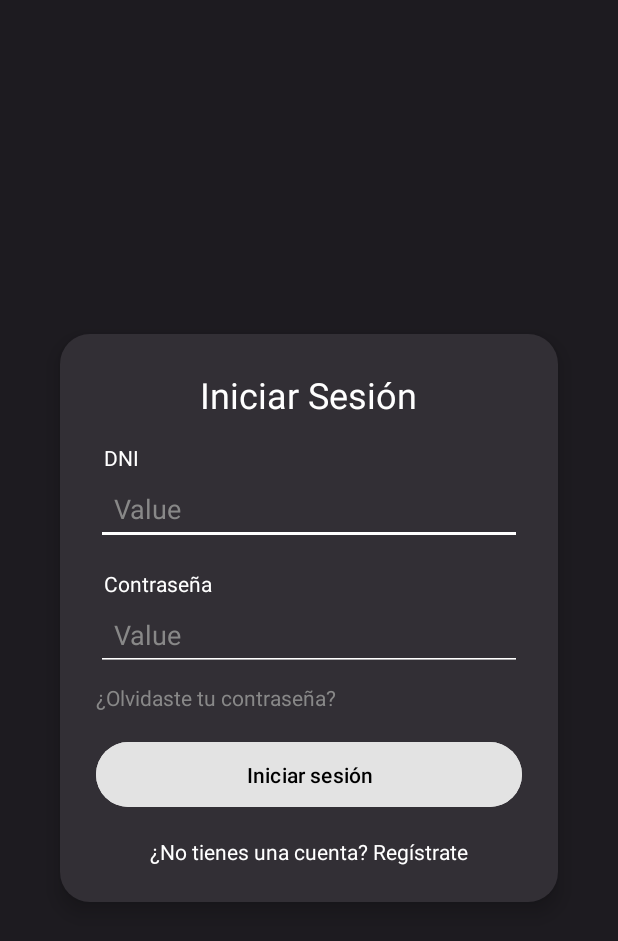
After one commit to YeicotJJ/HackatonComercio2024, an Android app: the SingIn screen opened directly, with no data from a screen before it, on a phone screen of 412 x 824 dp. The commit adds this screen. Shown: the top 941 px of the screen. Run offline under Robolectric (Android 15) with nearby library versions, the phone set to English and light mode, and no system bars; 1 statement that could not run was skipped.

Commit message:
login create branch

```diff
--- /dev/null
+++ b/app/src/main/java/com/piurahack/chaskiapp/SingIn.kt
@@ -0,0 +1,20 @@
+package com.piurahack.chaskiapp
+
+import android.os.Bundle
+import androidx.activity.enableEdgeToEdge
+import androidx.appcompat.app.AppCompatActivity
+import androidx.core.view.ViewCompat
+import androidx.core.view.WindowInsetsCompat
+
+class SingIn : AppCompatActivity() {
+    override fun onCreate(savedInstanceState: Bundle?) {
+        super.onCreate(savedInstanceState)
+        enableEdgeToEdge()
+        setContentView(R.layout.activity_sing_in)
+        ViewCompat.setOnApplyWindowInsetsListener(findViewById(R.id.main)) { v, insets ->
+            val systemBars = insets.getInsets(WindowInsetsCompat.Type.systemBars())
+            v.setPadding(systemBars.left, systemBars.top, systemBars.right, systemBars.bottom)
+            insets
+        }
+    }
+}
--- /dev/null
+++ b/app/src/main/res/drawable/card.xml
@@ -0,0 +1,5 @@
+<?xml version="1.0" encoding="utf-8"?>
+<shape xmlns:android="http://schemas.android.com/apk/res/android">
+    <solid android:color="@color/surface"/>
+    <corners android:radius="20dp"/>
+</shape>
--- /dev/null
+++ b/app/src/main/res/layout/activity_sing_in.xml
@@ -0,0 +1,97 @@
+<?xml version="1.0" encoding="utf-8"?>
+<LinearLayout xmlns:android="http://schemas.android.com/apk/res/android"
+    android:layout_width="match_parent"
+    android:layout_height="match_parent"
+    android:background="@color/background"
+    android:gravity="center"
+    android:orientation="vertical"
+    android:padding="24dp">
+
+    <LinearLayout
+        android:layout_width="match_parent"
+        android:layout_height="wrap_content"
+        android:layout_gravity="center"
+        android:layout_margin="16dp"
+        android:background="@drawable/card"
+        android:elevation="8dp"
+        android:gravity="center"
+        android:orientation="vertical"
+        android:padding="24dp">
+
+        <TextView
+            android:layout_width="wrap_content"
+            android:layout_height="wrap_content"
+            android:layout_gravity="center"
+            android:paddingBottom="16dp"
+            android:text="Iniciar Sesión"
+            android:textColor="@color/white"
+            android:textSize="24sp" />
+
+        <TextView
+            android:layout_width="wrap_content"
+            android:layout_height="wrap_content"
+            android:layout_gravity="start"
+            android:paddingStart="5dp"
+            android:text="DNI"
+            android:textColor="@color/white"
+            android:textSize="14sp" />
+
+        <EditText
+            android:layout_width="match_parent"
+            android:layout_height="wrap_content"
+            android:backgroundTint="#FFFFFF"
+            android:hint="Value"
+            android:inputType="number"
+            android:padding="12dp"
+            android:textColor="#FFFFFF"
+            android:textColorHint="#888888" />
+
+        <TextView
+            android:layout_marginTop="16dp"
+            android:layout_width="wrap_content"
+            android:layout_height="wrap_content"
+            android:layout_gravity="start"
+            android:paddingStart="5dp"
+            android:text="Contraseña"
+            android:textColor="@color/white"
+            android:textSize="14sp" />
+
+        <EditText
+            android:layout_width="match_parent"
+            android:layout_height="wrap_content"
+            android:backgroundTint="#FFFFFF"
+            android:hint="Value"
+            android:inputType="textPassword"
+            android:padding="12dp"
+            android:textColor="#FFFFFF"
+            android:textColorHint="#888888" />
+
+        <TextView
+            android:layout_width="wrap_content"
+            android:layout_height="wrap_content"
+            android:layout_gravity="start"
+            android:layout_marginTop="8dp"
+            android:text="¿Olvidaste tu contraseña?"
+            android:textColor="#888888"
+            android:textSize="14sp" />
+
+        <Button
+            android:layout_width="match_parent"
+            android:layout_height="wrap_content"
+            android:layout_marginTop="16dp"
+            android:backgroundTint="#E3E3E3"
+            android:padding="12dp"
+            android:text="Iniciar sesión"
+            android:textColor="#000000" />
+
+        <TextView
+            android:layout_width="wrap_content"
+            android:layout_height="wrap_content"
+            android:layout_gravity="center"
+            android:layout_marginTop="16dp"
+            android:text="¿No tienes una cuenta? Regístrate"
+            android:textColor="@color/white"
+            android:textSize="14sp" />
+    </LinearLayout>
+
+</LinearLayout>
--- /dev/null
+++ b/app/src/main/res/values-land/dimens.xml
@@ -0,0 +1,3 @@
+<resources>
+      <dimen name="fab_margin">48dp</dimen>
+   </resources>
--- /dev/null
+++ b/app/src/main/res/values-v23/themes.xml
@@ -0,0 +1,8 @@
+<resources xmlns:tools="http://schemas.android.com/tools">
+  <style name="Theme.ChaskiApp" parent="Base.Theme.ChaskiApp">
+    <!-- Transparent system bars for edge-to-edge. -->
+    <item name="android:navigationBarColor">@android:color/transparent</item>
+    <item name="android:statusBarColor">@android:color/transparent</item>
+    <item name="android:windowLightStatusBar">?attr/isLightTheme</item>
+  </style>
+</resources>
--- /dev/null
+++ b/app/src/main/res/values-w1240dp/dimens.xml
@@ -0,0 +1,3 @@
+<resources>
+      <dimen name="fab_margin">200dp</dimen>
+   </resources>
--- /dev/null
+++ b/app/src/main/res/values-w600dp/dimens.xml
@@ -0,0 +1,3 @@
+<resources>
+      <dimen name="fab_margin">48dp</dimen>
+   </resources>
--- a/app/src/main/res/values/colors.xml
+++ b/app/src/main/res/values/colors.xml
@@ -2,4 +2,7 @@
 <resources>
     <color name="black">#FF000000</color>
     <color name="white">#FFFFFFFF</color>
+    <color name="background">#FF1D1B20</color>
+    <color name="surface">#FF322F35</color>
+    <color name="primary">#FFF5EFF7</color>
 </resources>
--- /dev/null
+++ b/app/src/main/res/values/dimens.xml
@@ -0,0 +1,3 @@
+<resources>
+      <dimen name="fab_margin">16dp</dimen>
+   </resources>
--- a/gradle/libs.versions.toml
+++ b/gradle/libs.versions.toml
@@ -1,7 +1,7 @@
 [versions]
 agp = "8.6.0"
 kotlin = "1.9.0"
-coreKtx = "1.15.0"
+coreKtx = "1.13.1"
 junit = "4.13.2"
 junitVersion = "1.2.1"
 espressoCore = "3.6.1"
@@ -9,6 +9,8 @@ appcompat = "1.6.1"
 material = "1.10.0"
 activity = "1.9.3"
 constraintlayout = "2.1.4"
+navigationFragmentKtx = "2.8.3"
+navigationUiKtx = "2.8.3"
 
 [libraries]
 androidx-core-ktx = { group = "androidx.core", name = "core-ktx", version.ref = "coreKtx" }
@@ -19,6 +21,8 @@ androidx-appcompat = { group = "androidx.appcompat", name = "appcompat", version
 material = { group = "com.google.android.material", name = "material", version.ref = "material" }
 androidx-activity = { group = "androidx.activity", name = "activity", version.ref = "activity" }
 androidx-constraintlayout = { group = "androidx.constraintlayout", name = "constraintlayout", version.ref = "constraintlayout" }
+androidx-navigation-fragment-ktx = { group = "androidx.navigation", name = "navigation-fragment-ktx", version.ref = "navigationFragmentKtx" }
+androidx-navigation-ui-ktx = { group = "androidx.navigation", name = "navigation-ui-ktx", version.ref = "navigationUiKtx" }
 
 [plugins]
 android-application = { id = "com.android.application", version.ref = "agp" }
```
Also changed, not shown: app/build.gradle (+10 -0 lines), app/src/main/AndroidManifest.xml (+10 -0 lines), app/src/main/java/com/piurahack/chaskiapp/SingUp.kt (added, +20 -0 lines), app/src/main/res/layout/activity_sing_up.xml (added, +10 -0 lines), app/src/main/res/navigation/nav_graph.xml (added, +28 -0 lines), app/src/main/res/navigation/nav_graph2.xml (added, +28 -0 lines), app/src/main/res/values/strings.xml (+42 -0 lines), 1 other file.
